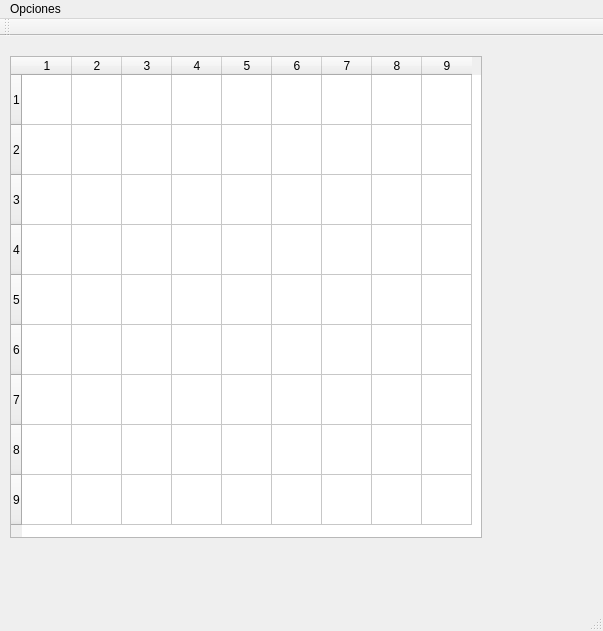
This is sudominoku.ui in anderojas1/Sudominoku as Qt 5 draws it before an edit. The edited form follows.
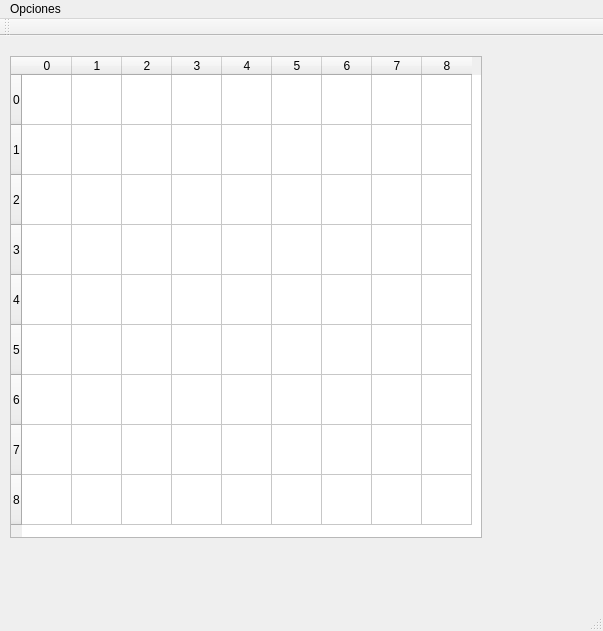
This is the edited form.

The edit to the form file:
```diff
--- a/sudominoku.ui
+++ b/sudominoku.ui
@@ -56,6 +56,11 @@
     <attribute name="verticalHeaderMinimumSectionSize">
      <number>50</number>
     </attribute>
+    <row>
+     <property name="text">
+      <string>0</string>
+     </property>
+    </row>
     <row>
      <property name="text">
       <string>1</string>
@@ -96,11 +101,11 @@
       <string>8</string>
      </property>
     </row>
-    <row>
+    <column>
      <property name="text">
-      <string>9</string>
+      <string>0</string>
      </property>
-    </row>
+    </column>
     <column>
      <property name="text">
       <string>1</string>
@@ -141,11 +146,6 @@
       <string>8</string>
      </property>
     </column>
-    <column>
-     <property name="text">
-      <string>9</string>
-     </property>
-    </column>
    </widget>
   </widget>
   <widget class="QMenuBar" name="menuBar">
```
